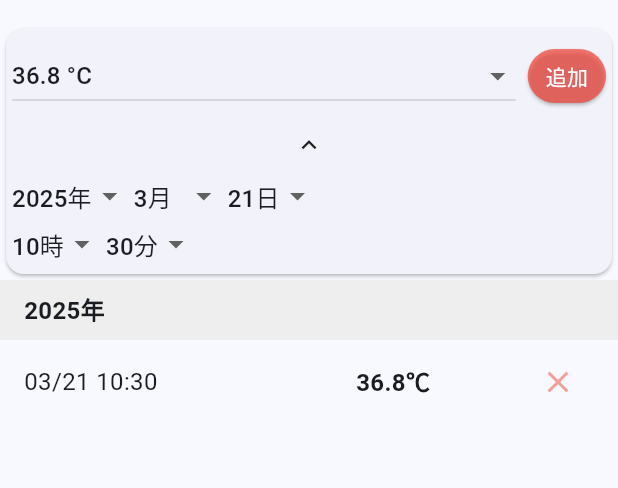
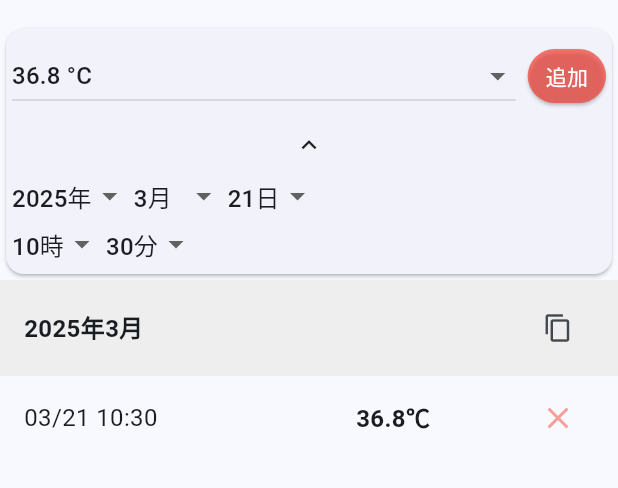
Before and after one commit to yamotuki/temperature_record, a Flutter app: the screen it shows after launch, after a tap on "追加", after a tap on the "keyboard arrow down" icon, on a phone screen of 412 x 824 dp, the part 62-550 px from its top. Run offline on Flutter 3.47's test engine with Material 3 defaults, Android fonts, the phone set to English and light mode, and no system bars; our stand-ins replace shared_preferences.

Commit message:
コピー機能の配置

```diff
--- /dev/null
+++ b/lib/utils/clipboard_util.dart
@@ -0,0 +1,14 @@
+import 'package:flutter/services.dart';
+
+class ClipboardUtil {
+  /// 指定されたテキストをクリップボードにコピーする
+  static Future<void> copyToClipboard(String text) async {
+    await Clipboard.setData(ClipboardData(text: text));
+  }
+
+  /// 複数行のテキストを改行区切りで結合してクリップボードにコピーする
+  static Future<void> copyLinesToClipboard(List<String> lines) async {
+    final text = lines.join('\n');
+    await copyToClipboard(text);
+  }
+}
--- /dev/null
+++ b/lib/widgets/temperature_record_item.dart
@@ -0,0 +1,81 @@
+import 'package:flutter/material.dart';
+import 'package:intl/intl.dart';
+import '../models/temperature_record.dart';
+
+class TemperatureRecordItem extends StatelessWidget {
+  final TemperatureRecord record;
+  final Function(TemperatureRecord) onDelete;
+  final DateFormat? dateFormatter;
+
+  const TemperatureRecordItem({
+    super.key,
+    required this.record,
+    required this.onDelete,
+    this.dateFormatter,
+  });
+
+  @override
+  Widget build(BuildContext context) {
+    final formatter = dateFormatter ?? DateFormat('MM/dd HH:mm');
+    final formattedDate = formatter.format(record.dateTime);
+
+    return Padding(
+      padding: const EdgeInsets.symmetric(vertical: 4, horizontal: 16),
+      child: Row(
+        children: [
+          // 日時
+          Expanded(
+            flex: 2,
+            child: Text(
+              formattedDate,
+              style: const TextStyle(fontSize: 16),
+            ),
+          ),
+          // 体温
+          Expanded(
+            flex: 1,
+            child: Text(
+              '${record.temperature.toStringAsFixed(1)}℃',
+              style: const TextStyle(
+                fontSize: 16,
+                fontWeight: FontWeight.bold,
+              ),
+            ),
+          ),
+          // 削除ボタン
+          IconButton(
+            icon: Icon(
+              Icons.close,
+              color: Colors.red.withOpacity(0.5),
+            ),
+            onPressed: () {
+              // 削除確認ダイアログを表示
+              showDialog(
+                context: context,
+                builder: (BuildContext context) {
+                  return AlertDialog(
+                    title: const Text('削除の確認'),
+                    content: Text('${formattedDate} ${record.temperature.toStringAsFixed(1)}℃ の記録を削除しますか？'),
+                    actions: <Widget>[
+                      TextButton(
+                        onPressed: () => Navigator.of(context).pop(),
+                        child: const Text('キャンセル'),
+                      ),
+                      TextButton(
+                        onPressed: () {
+                          onDelete(record);
+                          Navigator.of(context).pop();
+                        },
+                        child: const Text('削除'),
+                      ),
+                    ],
+                  );
+                },
+              );
+            },
+          ),
+        ],
+      ),
+    );
+  }
+}
--- a/lib/widgets/temperature_show.dart
+++ b/lib/widgets/temperature_show.dart
@@ -1,6 +1,6 @@
 import 'package:flutter/material.dart';
-import 'package:intl/intl.dart';
 import '../models/temperature_record.dart';
+import 'year_month_section.dart';
 
 class TemperatureShow extends StatelessWidget {
   final List<TemperatureRecord> records;
@@ -19,122 +19,61 @@ class TemperatureShow extends StatelessWidget {
         child: Text('記録がありません'),
       );
     }
+
     // 記録を日付の降順（新しい順）にソート
     final sortedRecords = List<TemperatureRecord>.from(records)
       ..sort((a, b) => b.dateTime.compareTo(a.dateTime));
 
-    // 年ごとにグループ化
-    final recordsByYear = <int, List<TemperatureRecord>>{};
+    // 年月ごとにグループ化
+    final recordsByYearMonth = <String, List<TemperatureRecord>>{};
     for (var record in sortedRecords) {
       final year = record.dateTime.year;
-      if (!recordsByYear.containsKey(year)) {
-        recordsByYear[year] = [];
+      final month = record.dateTime.month;
+      final key = '$year-$month';
+
+      if (!recordsByYearMonth.containsKey(key)) {
+        recordsByYearMonth[key] = [];
       }
-      recordsByYear[year]!.add(record);
+      recordsByYearMonth[key]!.add(record);
     }
 
-    // 年の降順（新しい順）にソート
-    final sortedYears = recordsByYear.keys.toList()..sort((a, b) => b.compareTo(a));
+    // 年月のキーを降順（新しい順）にソート
+    final sortedKeys = recordsByYearMonth.keys.toList()
+      ..sort((a, b) {
+        final aParts = a.split('-').map(int.parse).toList();
+        final bParts = b.split('-').map(int.parse).toList();
 
-    return ListView.builder(
-      itemCount: sortedYears.length,
-      itemBuilder: (context, yearIndex) {
-        final year = sortedYears[yearIndex];
-        final yearRecords = recordsByYear[year]!;
+        // 年で比較し、同じ年なら月で比較
+        final yearComparison = bParts[0].compareTo(aParts[0]);
+        if (yearComparison != 0) return yearComparison;
+        return bParts[1].compareTo(aParts[1]);
+      });
 
-        return Column(
-          crossAxisAlignment: CrossAxisAlignment.start,
-          children: [
-            // 年の区切り
-            Container(
-              width: double.infinity,
-              padding: const EdgeInsets.symmetric(vertical: 8, horizontal: 16),
-              color: Colors.grey[200],
-              child: Text(
-                '$year年',
-                style: const TextStyle(
-                  fontWeight: FontWeight.bold,
-                  fontSize: 16,
-                ),
-              ),
-            ),
-            // その年の記録一覧
-            ListView.builder(
-              shrinkWrap: true,
-              physics: const NeverScrollableScrollPhysics(),
-              itemCount: yearRecords.length,
-              itemBuilder: (context, recordIndex) {
-                final record = yearRecords[recordIndex];
-                // MM/dd HH:mm 形式でフォーマット
-                final dateFormatter = DateFormat('MM/dd HH:mm');
-                final formattedDate = dateFormatter.format(record.dateTime);
+    // 年月ごとのセクションを作成
+    final sections = <Widget>[];
+    for (int i = 0; i < sortedKeys.length; i++) {
+      final key = sortedKeys[i];
+      final parts = key.split('-').map(int.parse).toList();
+      final year = parts[0];
+      final month = parts[1];
 
-                return Padding(
-                  padding: const EdgeInsets.symmetric(vertical: 4, horizontal: 16),
-                  child: Row(
-                    children: [
-                      // 日時
-                      Expanded(
-                        flex: 2,
-                        child: Text(
-                          formattedDate,
-                          style: const TextStyle(fontSize: 16),
-                        ),
-                      ),
-                      // 体温
-                      Expanded(
-                        flex: 1,
-                        child: Text(
-                          '${record.temperature.toStringAsFixed(1)}℃',
-                          style: const TextStyle(
-                            fontSize: 16,
-                            fontWeight: FontWeight.bold,
-                          ),
-                        ),
-                      ),
-                      // 削除ボタン
-                      IconButton(
-                        icon: Icon(
-                          Icons.close,
-                          color: Colors.red.withOpacity(0.5),
-                        ),
-                        onPressed: () {
-                          // 削除確認ダイアログを表示
-                          showDialog(
-                            context: context,
-                            builder: (BuildContext context) {
-                              return AlertDialog(
-                                title: const Text('削除の確認'),
-                                content: Text('${formattedDate} ${record.temperature.toStringAsFixed(1)}℃ の記録を削除しますか？'),
-                                actions: <Widget>[
-                                  TextButton(
-                                    onPressed: () => Navigator.of(context).pop(),
-                                    child: const Text('キャンセル'),
-                                  ),
-                                  TextButton(
-                                    onPressed: () {
-                                      onDelete(record);
-                                      Navigator.of(context).pop();
-                                    },
-                                    child: const Text('削除'),
-                                  ),
-                                ],
-                              );
-                            },
-                          );
-                        },
-                      ),
-                    ],
-                  ),
-                );
-              },
-            ),
-            // 年の間にスペースを入れる
-            if (yearIndex < sortedYears.length - 1)
-              const SizedBox(height: 16),
-          ],
-        );
-      },
+      sections.add(
+        YearMonthSection(
+          year: year,
+          month: month,
+          records: recordsByYearMonth[key]!,
+          onDelete: onDelete,
+        ),
+      );
+
+      // 年月の間にスペースを入れる
+      if (i < sortedKeys.length - 1) {
+        sections.add(const SizedBox(height: 16));
+      }
+    }
+
+    return ListView(
+      children: sections,
     );
   }
 }
--- /dev/null
+++ b/lib/widgets/year_month_section.dart
@@ -0,0 +1,97 @@
+import 'package:flutter/material.dart';
+import 'package:intl/intl.dart';
+import '../models/temperature_record.dart';
+import '../utils/clipboard_util.dart';
+import 'temperature_record_item.dart';
+
+class YearMonthSection extends StatelessWidget {
+  final int year;
+  final int month;
+  final List<TemperatureRecord> records;
+  final Function(TemperatureRecord) onDelete;
+
+  const YearMonthSection({
+    super.key,
+    required this.year,
+    required this.month,
+    required this.records,
+    required this.onDelete,
+  });
+
+  @override
+  Widget build(BuildContext context) {
+    final monthFormatter = DateFormat.MMMM('ja');
+    final monthName = monthFormatter.format(DateTime(year, month));
+
+    return Column(
+      crossAxisAlignment: CrossAxisAlignment.start,
+      children: [
+        // 年月の区切り
+        Container(
+          width: double.infinity,
+          padding: const EdgeInsets.symmetric(vertical: 8, horizontal: 16),
+          color: Colors.grey[200],
+          child: Row(
+            mainAxisAlignment: MainAxisAlignment.spaceBetween,
+            children: [
+              Text(
+                '$year年$monthName',
+                style: const TextStyle(
+                  fontWeight: FontWeight.bold,
+                  fontSize: 16,
+                ),
+              ),
+              // コピーボタン
+              IconButton(
+                icon: const Icon(Icons.copy, size: 20),
+                onPressed: () => _copyMonthData(context),
+                tooltip: 'この月のデータをコピー',
+              ),
+            ],
+          ),
+        ),
+        // その月の記録一覧
+        ListView.builder(
+          shrinkWrap: true,
+          physics: const NeverScrollableScrollPhysics(),
+          itemCount: records.length,
+          itemBuilder: (context, index) {
+            return TemperatureRecordItem(
+              record: records[index],
+              onDelete: onDelete,
+            );
+          },
+        ),
+      ],
+    );
+  }
+
+  // 月のデータをクリップボードにコピーする
+  void _copyMonthData(BuildContext context) async {
+    // 日付でソートされた記録のリストを作成
+    final sortedRecords = List<TemperatureRecord>.from(records)
+      ..sort((a, b) => a.dateTime.compareTo(b.dateTime));
+
+    // コピーするテキスト行のリストを作成
+    final lines = sortedRecords.map((record) {
+      final dateStr = DateFormat('yyyy/MM/dd HH:mm').format(record.dateTime);
+      return '$dateStr ${record.temperature.toStringAsFixed(1)}℃';
+    }).toList();
+
+    // クリップボードにコピー
+    await ClipboardUtil.copyLinesToClipboard(lines);
+
+    // コピー完了メッセージを表示
+    final monthFormatter = DateFormat.MMMM('ja');
+    final monthName = monthFormatter.format(DateTime(year, month));
+
+    if (context.mounted) {
+      ScaffoldMessenger.of(context).showSnackBar(
+        SnackBar(
+          content: Text('$year年$monthNameのデータがコピーされました'),
+          duration: const Duration(seconds: 2),
+        ),
+      );
+    }
+  }
+}
```
